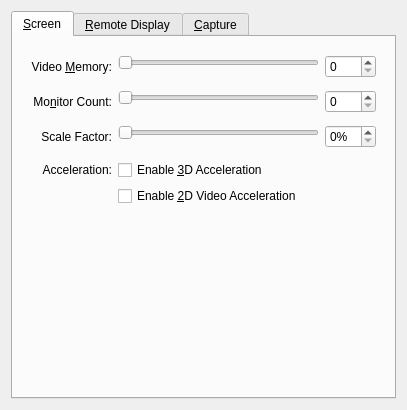
Old version of the form vbox/src/VBox/Frontends/VirtualBox/src/settings/machine/UIMachineSettingsDisplay.ui in the repository jljuxgm/vboxgit.
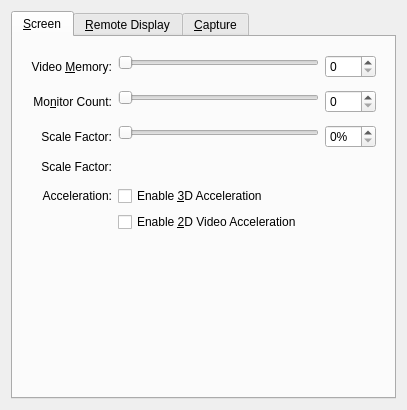
New version of the form. Custom widgets are drawn as their Qt base class.

What changed in the file:
```diff
--- a/vbox/src/VBox/Frontends/VirtualBox/src/settings/machine/UIMachineSettingsDisplay.ui
+++ b/vbox/src/VBox/Frontends/VirtualBox/src/settings/machine/UIMachineSettingsDisplay.ui
@@ -202,6 +202,30 @@
            </widget>
           </item>
           <item row="6" column="0">
+           <widget class="QLabel" name="m_pLabelGuestScreenScaleFactorEditor">
+            <property name="text">
+             <string>Scale Factor:</string>
+            </property>
+            <property name="alignment">
+             <set>Qt::AlignRight|Qt::AlignTrailing|Qt::AlignVCenter</set>
+            </property>
+           </widget>
+          </item>
+          <item row="6" column="1" rowspan="2" colspan="2">
+           <layout class="QGridLayout" name="m_pLayoutGuestScreenScaleFactorEditor">
+            <property name="spacing">
+             <number>0</number>
+            </property>
+            <item row="0" column="0" rowspan="2" colspan="3">
+             <widget class="UIScaleFactorEditor" name="m_pScaleFactorEditor">
+              <property name="whatsThis">
+               <string>Controls the guest screen scale factor.</string>
+              </property>
+             </widget>
+            </item>
+           </layout>
+          </item>
+          <item row="8" column="0">
            <widget class="QLabel" name="m_pLabelVideoOptions">
             <property name="text">
              <string>Acceleration:</string>
@@ -211,7 +235,7 @@
             </property>
            </widget>
           </item>
-          <item row="6" column="1">
+          <item row="8" column="1">
            <widget class="QCheckBox" name="m_pCheckbox3D">
             <property name="sizePolicy">
              <sizepolicy hsizetype="MinimumExpanding" vsizetype="Fixed">
@@ -227,7 +251,7 @@
             </property>
            </widget>
           </item>
-          <item row="7" column="1">
+          <item row="9" column="1">
            <widget class="QCheckBox" name="m_pCheckbox2DVideo">
             <property name="sizePolicy">
              <sizepolicy hsizetype="MinimumExpanding" vsizetype="Fixed">
@@ -800,6 +824,11 @@
    <extends>QWidget</extends>
    <header>UIFilmContainer.h</header>
   </customwidget>
+  <customwidget>
+   <class>UIScaleFactorEditor</class>
+   <extends>QWidget</extends>
+   <header>UIScaleFactorEditor.h</header>
+  </customwidget>
  </customwidgets>
  <resources/>
  <connections>
```
